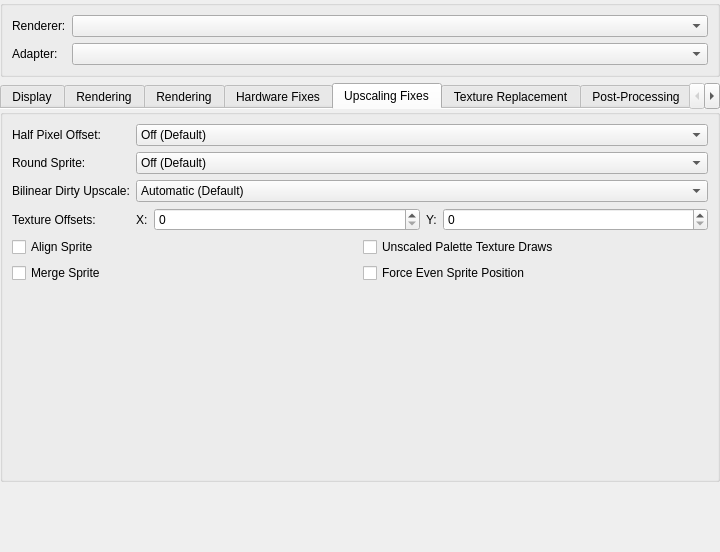
Before: the Qt Designer form pcsx2-qt/Settings/GraphicsSettingsWidget.ui in PCSX2/pcsx2, drawn with Qt 5.
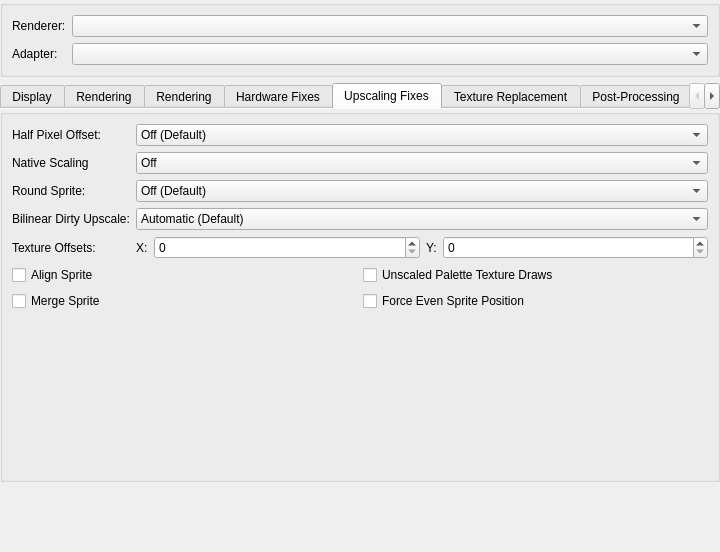
After: the same form once the commit is applied. The open tabs and pages were chosen to show the change.

Commit message: UI: Add new UI upscaling fix for Native Scaling

The edit to the form file:
```diff
--- a/pcsx2-qt/Settings/GraphicsSettingsWidget.ui
+++ b/pcsx2-qt/Settings/GraphicsSettingsWidget.ui
@@ -1091,13 +1091,39 @@
         </widget>
        </item>
        <item row="1" column="0">
+        <widget class="QLabel" name="nativeScalingLabel">
+         <property name="text">
+          <string>Native Scaling</string>
+         </property>
+        </widget>
+       </item>
+       <item row="1" column="1">
+        <widget class="QComboBox" name="nativeScaling">
+         <item>
+          <property name="text">
+           <string>Off</string>
+          </property>
+         </item>
+         <item>
+          <property name="text">
+           <string>Normal</string>
+          </property>
+         </item>
+         <item>
+          <property name="text">
+           <string>Aggressive</string>
+          </property>
+         </item>
+        </widget>
+       </item>
+       <item row="2" column="0">
         <widget class="QLabel" name="roundSpriteLabel">
          <property name="text">
           <string>Round Sprite:</string>
          </property>
         </widget>
        </item>
-       <item row="1" column="1">
+       <item row="2" column="1">
         <widget class="QComboBox" name="roundSprite">
          <item>
           <property name="text">
@@ -1117,13 +1143,39 @@
         </widget>
        </item>
        <item row="3" column="0">
+        <widget class="QLabel" name="bilinearHackLabel">
+         <property name="text">
+          <string>Bilinear Dirty Upscale:</string>
+         </property>
+        </widget>
+       </item>
+       <item row="3" column="1">
+        <widget class="QComboBox" name="bilinearHack">
+         <item>
+          <property name="text">
+           <string>Automatic (Default)</string>
+          </property>
+         </item>
+         <item>
+          <property name="text">
+           <string>Force Bilinear</string>
+          </property>
+         </item>
+         <item>
+          <property name="text">
+           <string>Force Nearest</string>
+          </property>
+         </item>
+        </widget>
+       </item>
+       <item row="4" column="0">
         <widget class="QLabel" name="textureOffsetLabel">
          <property name="text">
           <string>Texture Offsets:</string>
          </property>
         </widget>
        </item>
-       <item row="3" column="1">
+       <item row="4" column="1">
         <layout class="QHBoxLayout" name="textureOffsetLayout" stretch="0,1,0,1">
          <item>
           <widget class="QLabel" name="textureOffsetXLabel">
@@ -1155,7 +1207,7 @@
          </item>
         </layout>
        </item>
-       <item row="4" column="0" colspan="2">
+       <item row="5" column="0" colspan="2">
         <layout class="QGridLayout" name="upscalingFixesLayout_2">
          <item row="0" column="0">
           <widget class="QCheckBox" name="alignSprite">
@@ -1187,32 +1239,6 @@
          </item>
         </layout>
        </item>
-       <item row="2" column="0">
-        <widget class="QLabel" name="bilinearHackLabel">
-         <property name="text">
-          <string>Bilinear Dirty Upscale:</string>
-         </property>
-        </widget>
-       </item>
-       <item row="2" column="1">
-        <widget class="QComboBox" name="bilinearHack">
-         <item>
-          <property name="text">
-           <string>Automatic (Default)</string>
-          </property>
-         </item>
-         <item>
-          <property name="text">
-           <string>Force Bilinear</string>
-          </property>
-         </item>
-         <item>
-          <property name="text">
-           <string>Force Nearest</string>
-          </property>
-         </item>
-        </widget>
-       </item>
       </layout>
      </widget>
      <widget class="QWidget" name="textureReplacementTab">
```
Left out of the diff: 14 changed lines with no effect on the pictures. The commit also changes 11 other files.
